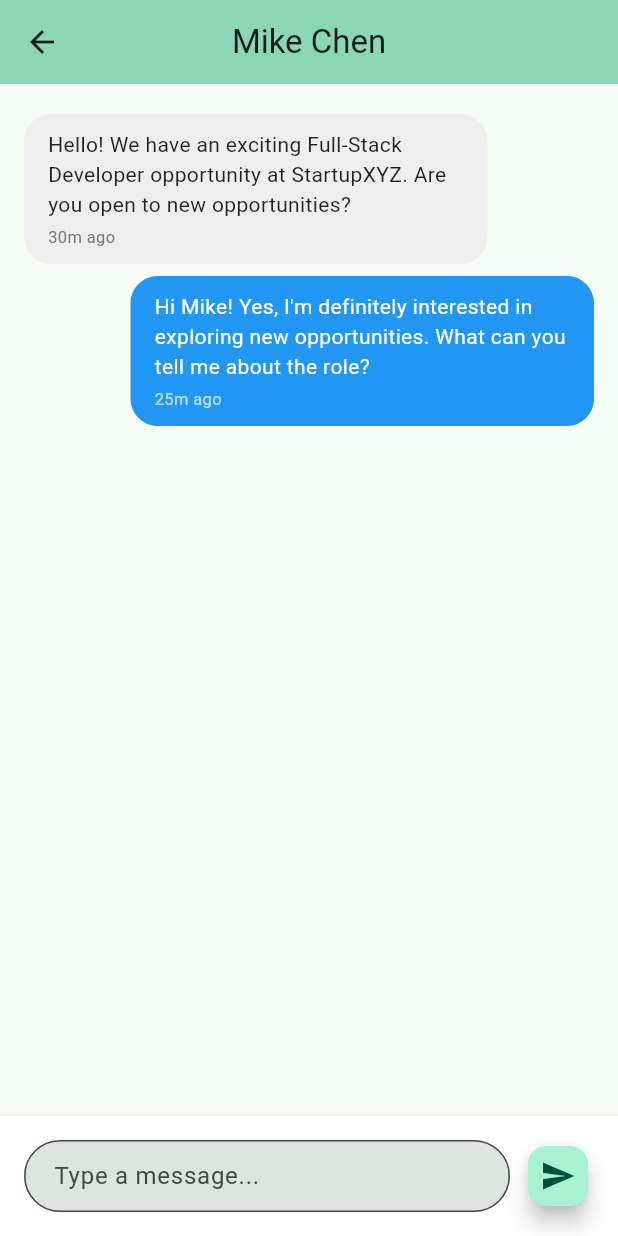
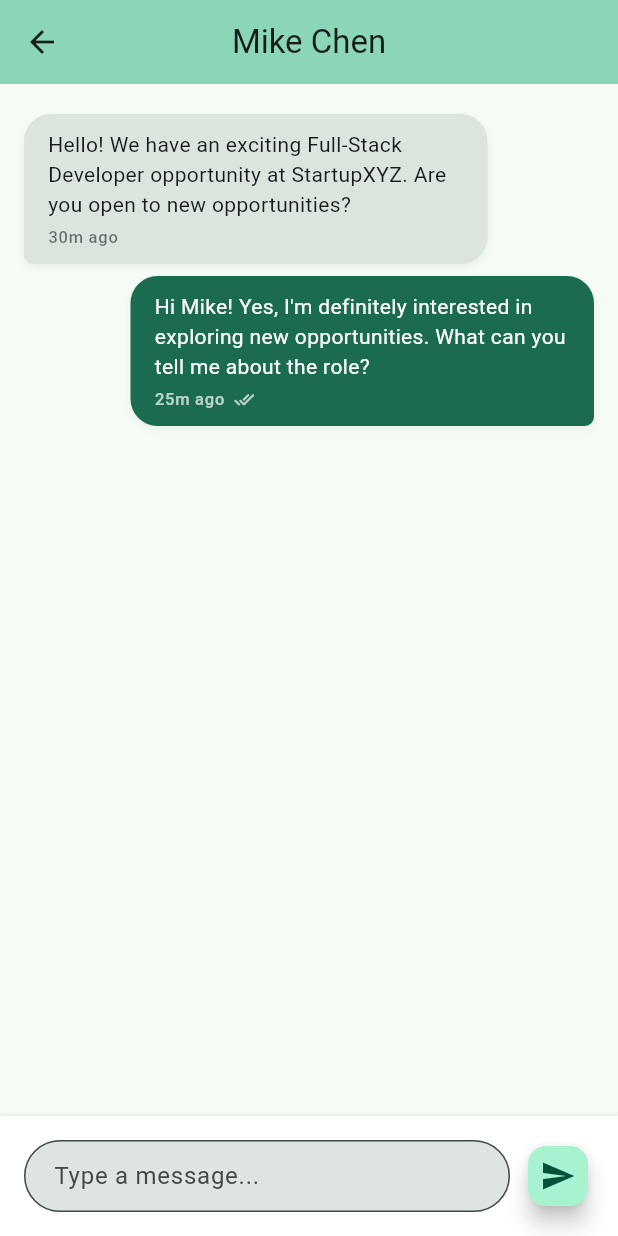
Before and after one commit to uprm-inso4116-2025-2026-s1/semester-project-uprm_professional_portfolio, a Flutter app: the ChatListScreen screen opened directly, after a tap on an icon or button, on a phone screen of 412 x 824 dp. Run offline on Flutter 3.47's test engine with Material 3 defaults, Android fonts, the phone set to English and light mode, and no system bars; our stand-ins replace go_router, supabase_flutter; accounts and stored records are empty.

Commit message:
Design Message Bubble Styles UX Planning

```diff
--- a/lib/features/chat/chat_list_screen.dart
+++ b/lib/features/chat/chat_list_screen.dart
@@ -1,5 +1,6 @@
 import 'package:flutter/material.dart';
 import 'package:uprm_professional_portfolio/mock/mock_data.dart';
+import 'package:uprm_professional_portfolio/features/chat/widgets/message_bubble.dart';
 
 class ChatListScreen extends StatelessWidget {
   const ChatListScreen({Key? key}) : super(key: key);
@@ -82,7 +83,7 @@ class ChatListScreen extends StatelessWidget {
               onTap: () {
                 Navigator.push(
                   context,
-                  MaterialPageRoute(
+                  MaterialPageRoute<void>(
                     builder: (context) => ChatDetailScreen(
                       conversationId: conversation.id,
                     ),
@@ -181,40 +182,14 @@ class _ChatDetailScreenState extends State<ChatDetailScreen> {
   Widget _buildMessageBubble(Message message) {
     final isCurrentUser = message.isFromCurrentUser;
 
-    return Align(
-      alignment: isCurrentUser ? Alignment.centerRight : Alignment.centerLeft,
-      child: Container(
-        margin: const EdgeInsets.symmetric(vertical: 4),
-        padding: const EdgeInsets.symmetric(horizontal: 16, vertical: 10),
-        constraints: BoxConstraints(
-          maxWidth: MediaQuery.of(context).size.width * 0.75,
-        ),
-        decoration: BoxDecoration(
-          color: isCurrentUser ? Colors.blue : Colors.grey.shade200,
-          borderRadius: BorderRadius.circular(18),
-        ),
-        child: Column(
-          crossAxisAlignment: CrossAxisAlignment.start,
-          children: [
-            Text(
-              message.content,
-              style: TextStyle(
-                color: isCurrentUser ? Colors.white : Colors.black87,
-              ),
-            ),
-            const SizedBox(height: 4),
-            Text(
-              _formatDetailTimestamp(message.timestamp),
-              style: TextStyle(
-                fontSize: 11,
-                color: isCurrentUser
-                    ? Colors.white.withOpacity(0.7)
-                    : Colors.grey.shade600,
-              ),
-            ),
-          ],
-        ),
-      ),
+    // For demo purposes, mark current user's messages as delivered.
+    final status = isCurrentUser ? MessageStatus.delivered : null;
+
+    return MessageBubble(
+      text: message.content,
+      timestamp: message.timestamp,
+      isCurrentUser: isCurrentUser,
+      status: status,
     );
   }
 
@@ -280,21 +255,6 @@ class _ChatDetailScreenState extends State<ChatDetailScreen> {
     _messageController.clear();
   }
 
-  String _formatDetailTimestamp(DateTime timestamp) {
-    final now = DateTime.now();
-    final difference = now.difference(timestamp);
-
-    if (difference.inMinutes < 1) {
-      return 'Just now';
-    } else if (difference.inMinutes < 60) {
-      return '${difference.inMinutes}m ago';
-    } else if (difference.inHours < 24) {
-      return '${difference.inHours}h ago';
-    } else {
-      return '${difference.inDays}d ago';
-    }
-  }
-
   @override
   void dispose() {
     _messageController.dispose();
--- /dev/null
+++ b/lib/features/chat/widgets/message_bubble.dart
@@ -0,0 +1,140 @@
+import 'package:flutter/material.dart';
+
+/// UX: Reusable message bubble supporting light/dark themes, timestamps,
+/// shadows, and alignment for sent/received states.
+class MessageBubble extends StatelessWidget {
+  const MessageBubble({
+    super.key,
+    required this.text,
+    required this.timestamp,
+    required this.isCurrentUser,
+    this.status,
+    this.maxWidthFactor = 0.75,
+    this.padding = const EdgeInsets.symmetric(horizontal: 16, vertical: 10),
+    this.showStatus = true,
+  });
+
+  final String text;
+  final DateTime timestamp;
+  final bool isCurrentUser;
+  final MessageStatus? status;
+  final double maxWidthFactor;
+  final EdgeInsetsGeometry padding;
+  final bool showStatus;
+
+  @override
+  Widget build(BuildContext context) {
+    final theme = Theme.of(context);
+    final scheme = theme.colorScheme;
+    final isDark = theme.brightness == Brightness.dark;
+
+    final Color background = isCurrentUser
+        ? scheme.primary
+        : scheme.surfaceVariant;
+    final Color foreground = isCurrentUser
+        ? scheme.onPrimary
+        : scheme.onSurface;
+
+    final radius = BorderRadius.only(
+      topLeft: const Radius.circular(18),
+      topRight: const Radius.circular(18),
+      bottomLeft: isCurrentUser ? const Radius.circular(18) : const Radius.circular(6),
+      bottomRight: isCurrentUser ? const Radius.circular(6) : const Radius.circular(18),
+    );
+
+    final boxShadow = isDark
+        ? const <BoxShadow>[]
+        : <BoxShadow>[
+            BoxShadow(
+              color: Colors.black.withOpacity(0.05),
+              blurRadius: 4,
+              offset: const Offset(0, 2),
+            ),
+          ];
+
+    return Align(
+      alignment: isCurrentUser ? Alignment.centerRight : Alignment.centerLeft,
+      child: ConstrainedBox(
+        constraints: BoxConstraints(
+          maxWidth: MediaQuery.of(context).size.width * maxWidthFactor,
+        ),
+        child: Container(
+          margin: const EdgeInsets.symmetric(vertical: 4),
+          padding: padding,
+          decoration: BoxDecoration(
+            color: background,
+            borderRadius: radius,
+            boxShadow: boxShadow,
+          ),
+          child: Column(
+            crossAxisAlignment: CrossAxisAlignment.start,
+            children: [
+              Text(
+                text,
+                style: theme.textTheme.bodyMedium?.copyWith(color: foreground),
+                textAlign: TextAlign.left,
+                softWrap: true,
+              ),
+              const SizedBox(height: 4),
+              Row(
+                mainAxisSize: MainAxisSize.min,
+                mainAxisAlignment: MainAxisAlignment.end,
+                children: [
+                  Text(
+                    _formatTimestamp(timestamp),
+                    style: theme.textTheme.labelSmall?.copyWith(
+                      fontSize: 11,
+                      color: isCurrentUser
+                          ? foreground.withOpacity(0.7)
+                          : scheme.onSurface.withOpacity(0.6),
+                    ),
+                  ),
+                  if (showStatus && isCurrentUser && status != null) ...[
+                    const SizedBox(width: 6),
+                    Icon(
+                      _statusIcon(status!),
+                      size: 14,
+                      color: status == MessageStatus.read
+                          ? scheme.secondary
+                          : foreground.withOpacity(0.7),
+                    ),
+                  ],
+                ],
+              ),
+            ],
+          ),
+        ),
+      ),
+    );
+  }
+
+  String _formatTimestamp(DateTime ts) {
+    final now = DateTime.now();
+    final difference = now.difference(ts);
+
+    if (difference.inMinutes < 1) {
+      return 'Just now';
+    } else if (difference.inMinutes < 60) {
+      return '${difference.inMinutes}m ago';
+    } else if (difference.inHours < 24) {
+      return '${difference.inHours}h ago';
+    } else {
+      return '${difference.inDays}d ago';
+    }
+  }
+
+  IconData _statusIcon(MessageStatus s) {
+    switch (s) {
+      case MessageStatus.sending:
+        return Icons.access_time_filled_rounded;
+      case MessageStatus.sent:
+        return Icons.check_rounded;
+      case MessageStatus.delivered:
+        return Icons.done_all_rounded;
+      case MessageStatus.read:
+        return Icons.done_all_rounded;
+    }
+  }
+}
+
+enum MessageStatus { sending, sent, delivered, read }
```
Also changed, not shown: 1 other file.
